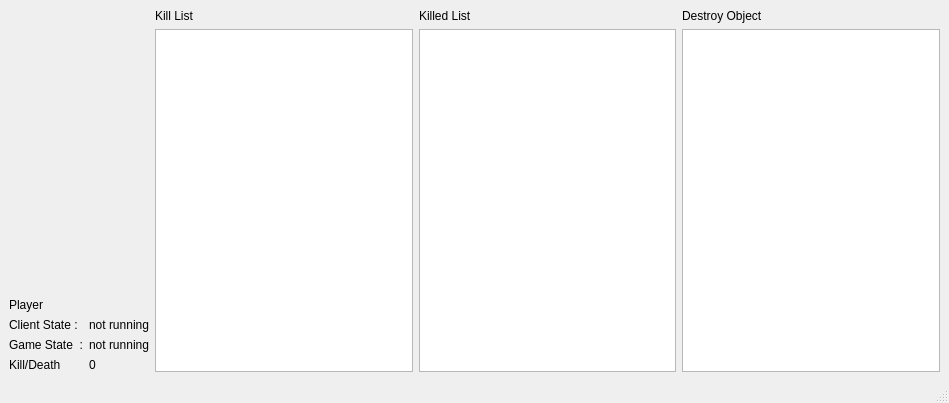
Ouvill/Zerokan-WT_Flight_Recorder, file mainwindow.ui: the form before one commit.
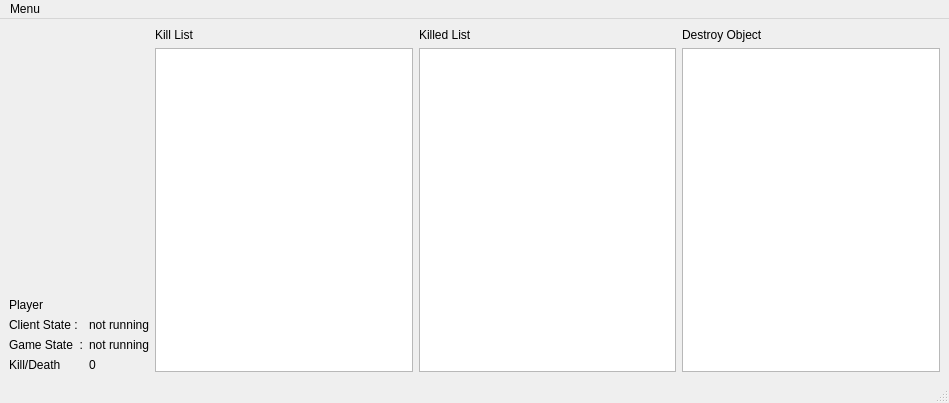
The form after the commit.

```diff
--- a/mainwindow.ui
+++ b/mainwindow.ui
@@ -162,6 +162,15 @@
      <height>24</height>
     </rect>
    </property>
+   <widget class="QMenu" name="menuMenu">
+    <property name="title">
+     <string>Menu</string>
+    </property>
+    <addaction name="actionSetting"/>
+    <addaction name="actionAbout"/>
+    <addaction name="actionExit"/>
+   </widget>
+   <addaction name="menuMenu"/>
   </widget>
   <widget class="QStatusBar" name="statusbar"/>
  </widget>
```
Left out of the diff: 15 changed lines with no effect on the pictures.
